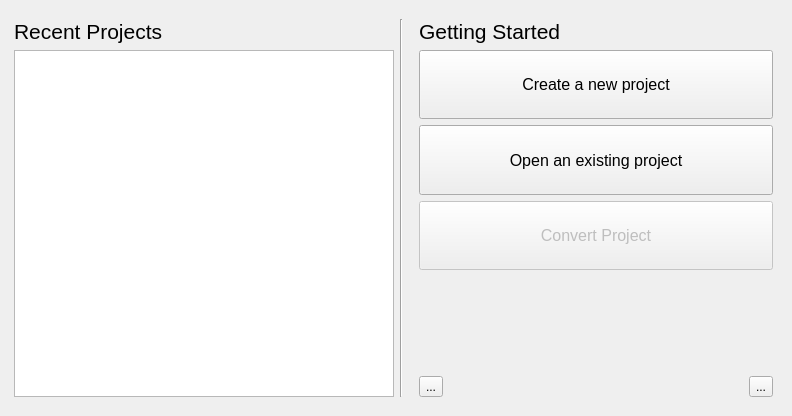
Above: src/noggit/ui/windows/projectSelection/NoggitProjectSelectionWindow.ui from BIGNUTAIRULESTHEWORLD/noggit-Azure before the change. Below: the same form after it.
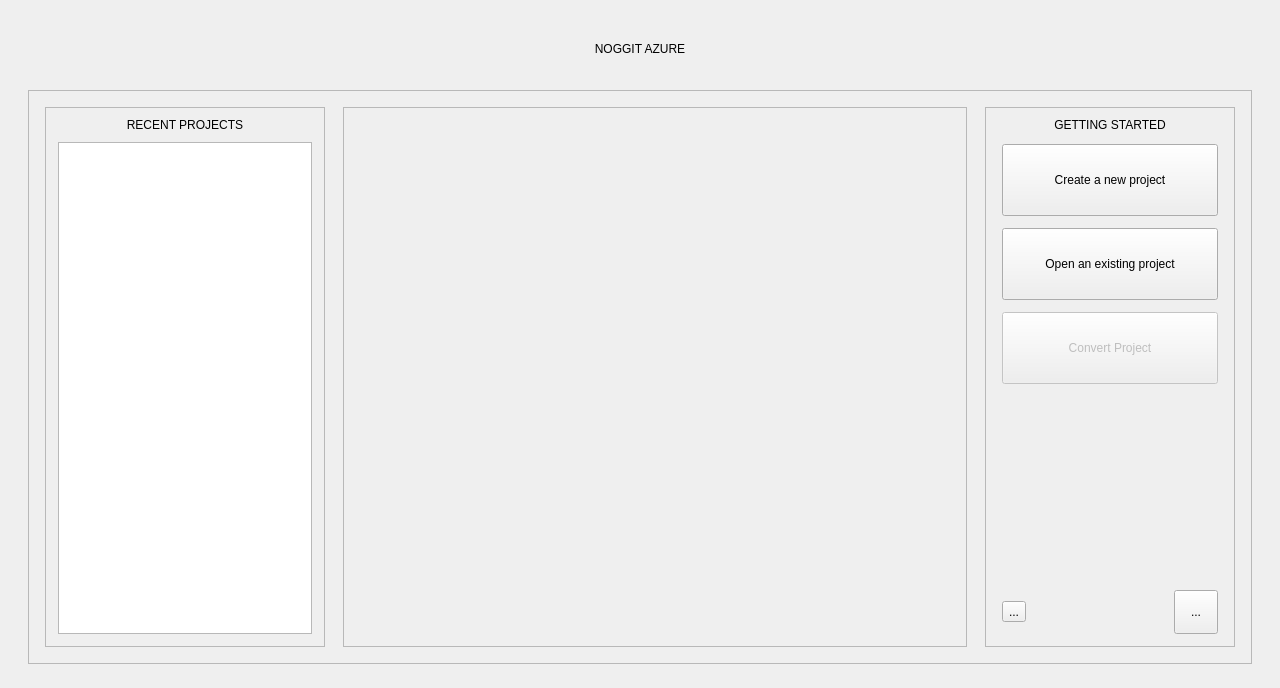
That is the form after the change. Icons and pictures are not drawn.

Commit message: Update Noggit Azure tools and rendering

```diff
--- a/src/noggit/ui/windows/projectSelection/NoggitProjectSelectionWindow.ui
+++ b/src/noggit/ui/windows/projectSelection/NoggitProjectSelectionWindow.ui
@@ -9,10 +9,16 @@
    <rect>
     <x>0</x>
     <y>0</y>
-    <width>792</width>
-    <height>416</height>
+    <width>1280</width>
+    <height>688</height>
    </rect>
   </property>
+  <property name="minimumSize">
+   <size>
+    <width>1200</width>
+    <height>645</height>
+   </size>
+  </property>
   <property name="windowTitle">
    <string>Noggit Red Project Selection</string>
   </property>
@@ -22,177 +28,210 @@
    </iconset>
   </property>
   <widget class="QWidget" name="centralwidget">
-   <layout class="QVBoxLayout" name="verticalLayout_3">
+   <layout class="QVBoxLayout" name="rootLayout">
+    <property name="spacing">
+     <number>12</number>
+    </property>
+    <property name="leftMargin">
+     <number>28</number>
+    </property>
+    <property name="topMargin">
+     <number>20</number>
+    </property>
+    <property name="rightMargin">
+     <number>28</number>
+    </property>
+    <property name="bottomMargin">
+     <number>24</number>
+    </property>
+    <item alignment="Qt::AlignHCenter">
+     <widget class="QLabel" name="titlePlaque">
+      <property name="minimumSize">
+       <size>
+        <width>340</width>
+        <height>58</height>
+       </size>
+      </property>
+      <property name="maximumSize">
+       <size>
+        <width>420</width>
+        <height>58</height>
+       </size>
+      </property>
+      <property name="text">
+       <string>NOGGIT AZURE</string>
+      </property>
+      <property name="alignment">
+       <set>Qt::AlignCenter</set>
+      </property>
+     </widget>
+    </item>
     <item>
-     <layout class="QHBoxLayout" name="horizontalLayout">
-      <property name="topMargin">
-       <number>10</number>
+     <widget class="QFrame" name="mainFrame">
+      <property name="frameShape">
+       <enum>QFrame::StyledPanel</enum>
       </property>
-      <property name="bottomMargin">
-       <number>10</number>
-      </property>
-      <item>
-       <spacer name="horizontalSpacer">
-        <property name="orientation">
-         <enum>Qt::Horizontal</enum>
-        </property>
-        <property name="sizeType">
-         <enum>QSizePolicy::Fixed</enum>
-        </property>
-        <property name="sizeHint" stdset="0">
-         <size>
-          <width>5</width>
-          <height>5</height>
-         </size>
-        </property>
-       </spacer>
-      </item>
-      <item>
-       <layout class="QVBoxLayout" name="verticalLayout_2">
-        <item>
-         <widget class="QLabel" name="label">
-          <property name="sizePolicy">
-           <sizepolicy hsizetype="Fixed" vsizetype="Fixed">
-            <horstretch>0</horstretch>
-            <verstretch>0</verstretch>
-           </sizepolicy>
+      <layout class="QHBoxLayout" name="contentLayout">
+       <property name="spacing">
+        <number>18</number>
+       </property>
+       <property name="leftMargin">
+        <number>16</number>
+       </property>
+       <property name="topMargin">
+        <number>16</number>
+       </property>
+       <property name="rightMargin">
+        <number>16</number>
+       </property>
+       <property name="bottomMargin">
+        <number>16</number>
+       </property>
+       <item>
+       <widget class="QFrame" name="recentPanel">
+         <property name="minimumSize">
+          <size>
+           <width>250</width>
+           <height>0</height>
+          </size>
+         </property>
+         <property name="maximumSize">
+          <size>
+           <width>280</width>
+           <height>16777215</height>
+          </size>
+         </property>
+         <property name="frameShape">
+          <enum>QFrame::StyledPanel</enum>
+         </property>
+         <layout class="QVBoxLayout" name="recentLayout">
+          <property name="spacing">
+           <number>10</number>
           </property>
-          <property name="font">
-           <font>
-            <pointsize>16</pointsize>
-           </font>
+          <property name="leftMargin">
+           <number>12</number>
           </property>
-          <property name="text">
-           <string>Recent Projects</string>
+          <property name="topMargin">
+           <number>10</number>
           </property>
-         </widget>
-        </item>
-        <item>
-         <widget class="QListWidget" name="listView">
-          <property name="sizePolicy">
-           <sizepolicy hsizetype="Fixed" vsizetype="Preferred">
-            <horstretch>0</horstretch>
-            <verstretch>0</verstretch>
-           </sizepolicy>
+          <property name="rightMargin">
+           <number>12</number>
           </property>
-          <property name="minimumSize">
-           <size>
-            <width>380</width>
-            <height>0</height>
-           </size>
+          <property name="bottomMargin">
+           <number>12</number>
           </property>
-         </widget>
-        </item>
-       </layout>
+          <item>
+           <widget class="QLabel" name="label">
+            <property name="text">
+             <string>RECENT PROJECTS</string>
+            </property>
+            <property name="alignment">
+             <set>Qt::AlignCenter</set>
+            </property>
+           </widget>
+          </item>
+          <item>
+           <widget class="QListWidget" name="listView">
+            <property name="horizontalScrollBarPolicy">
+             <enum>Qt::ScrollBarAlwaysOff</enum>
+            </property>
+            <property name="selectionMode">
+             <enum>QAbstractItemView::SingleSelection</enum>
+            </property>
+            <property name="spacing">
+             <number>8</number>
+            </property>
+           </widget>
+          </item>
+         </layout>
+       </widget>
       </item>
       <item>
-       <widget class="Line" name="line">
-        <property name="orientation">
-         <enum>Qt::Vertical</enum>
+       <widget class="QFrame" name="heroWindow">
+        <property name="minimumSize">
+         <size>
+          <width>280</width>
+          <height>0</height>
+         </size>
         </property>
+        <property name="sizePolicy">
+         <sizepolicy hsizetype="Expanding" vsizetype="Expanding">
+          <horstretch>1</horstretch>
+          <verstretch>0</verstretch>
+         </sizepolicy>
+        </property>
+        <property name="frameShape">
+         <enum>QFrame::StyledPanel</enum>
+        </property>
        </widget>
       </item>
       <item>
-       <layout class="QVBoxLayout" name="verticalLayout">
-        <property name="sizeConstraint">
-         <enum>QLayout::SetFixedSize</enum>
+       <widget class="QFrame" name="actionsPanel">
+        <property name="minimumSize">
+         <size>
+          <width>250</width>
+          <height>0</height>
+         </size>
         </property>
-        <property name="leftMargin">
-         <number>0</number>
+        <property name="maximumSize">
+         <size>
+          <width>280</width>
+          <height>16777215</height>
+         </size>
         </property>
-        <item>
-         <layout class="QVBoxLayout" name="verticalLayout_4">
+         <property name="frameShape">
+          <enum>QFrame::StyledPanel</enum>
+         </property>
+         <layout class="QVBoxLayout" name="actionsLayout">
+          <property name="spacing">
+           <number>12</number>
+          </property>
           <property name="leftMargin">
+           <number>16</number>
+          </property>
+          <property name="topMargin">
            <number>10</number>
           </property>
           <property name="rightMargin">
-           <number>10</number>
+           <number>16</number>
+          </property>
+          <property name="bottomMargin">
+           <number>12</number>
           </property>
           <item>
            <widget class="QLabel" name="label_2">
-            <property name="sizePolicy">
-             <sizepolicy hsizetype="Preferred" vsizetype="Fixed">
-              <horstretch>0</horstretch>
-              <verstretch>0</verstretch>
-             </sizepolicy>
-            </property>
-            <property name="font">
-             <font>
-              <pointsize>16</pointsize>
-             </font>
-            </property>
-            <property name="acceptDrops">
-             <bool>false</bool>
-            </property>
             <property name="text">
-             <string>Getting Started</string>
+             <string>GETTING STARTED</string>
             </property>
-            <property name="wordWrap">
-             <bool>false</bool>
+            <property name="alignment">
+             <set>Qt::AlignCenter</set>
             </property>
            </widget>
           </item>
           <item>
            <widget class="QPushButton" name="button_create_new_project">
-            <property name="sizePolicy">
-             <sizepolicy hsizetype="Preferred" vsizetype="Preferred">
-              <horstretch>0</horstretch>
-              <verstretch>0</verstretch>
-             </sizepolicy>
-            </property>
-            <property name="font">
-             <font>
-              <pointsize>12</pointsize>
-             </font>
+            <property name="minimumSize">
+             <size>
+              <width>0</width>
+              <height>72</height>
+             </size>
             </property>
             <property name="text">
              <string>Create a new project</string>
             </property>
-            <property name="iconSize">
-             <size>
-              <width>64</width>
-              <height>64</height>
-             </size>
-            </property>
-            <property name="checkable">
-             <bool>false</bool>
-            </property>
            </widget>
           </item>
           <item>
            <widget class="QPushButton" name="button_open_existing_project">
-            <property name="enabled">
-             <bool>true</bool>
-            </property>
-            <property name="sizePolicy">
-             <sizepolicy hsizetype="Preferred" vsizetype="Preferred">
-              <horstretch>0</horstretch>
-              <verstretch>0</verstretch>
-             </sizepolicy>
-            </property>
-            <property name="font">
-             <font>
-              <pointsize>12</pointsize>
-             </font>
-            </property>
-            <property name="acceptDrops">
-             <bool>false</bool>
-            </property>
-            <property name="autoFillBackground">
-             <bool>false</bool>
+            <property name="minimumSize">
+             <size>
+              <width>0</width>
+              <height>72</height>
+             </size>
             </property>
             <property name="text">
              <string>Open an existing project</string>
             </property>
-            <property name="iconSize">
-             <size>
-              <width>64</width>
-              <height>64</height>
-             </size>
-            </property>
-            <property name="checkable">
-             <bool>false</bool>
-            </property>
            </widget>
           </item>
           <item>
@@ -200,29 +239,15 @@
             <property name="enabled">
              <bool>false</bool>
             </property>
-            <property name="sizePolicy">
-             <sizepolicy hsizetype="Preferred" vsizetype="Preferred">
-              <horstretch>0</horstretch>
-              <verstretch>0</verstretch>
-             </sizepolicy>
-            </property>
-            <property name="font">
-             <font>
-              <pointsize>12</pointsize>
-             </font>
+            <property name="minimumSize">
+             <size>
+              <width>0</width>
+              <height>72</height>
+             </size>
             </property>
             <property name="text">
              <string>Convert Project</string>
             </property>
-            <property name="iconSize">
-             <size>
-              <width>64</width>
-              <height>64</height>
-             </size>
-            </property>
-            <property name="checkable">
-             <bool>false</bool>
-            </property>
            </widget>
           </item>
           <item>
@@ -230,19 +255,16 @@
             <property name="orientation">
              <enum>Qt::Vertical</enum>
             </property>
-            <property name="sizeType">
-             <enum>QSizePolicy::Fixed</enum>
-            </property>
             <property name="sizeHint" stdset="0">
              <size>
               <width>20</width>
-              <height>100</height>
+              <height>40</height>
              </size>
             </property>
            </spacer>
           </item>
           <item>
-           <layout class="QHBoxLayout" name="horizontalLayout_2">
+           <layout class="QHBoxLayout" name="footerLayout">
             <item>
              <widget class="QToolButton" name="changelog_button">
               <property name="text">
@@ -255,9 +277,6 @@
               <property name="orientation">
                <enum>Qt::Horizontal</enum>
               </property>
-              <property name="sizeType">
-               <enum>QSizePolicy::Expanding</enum>
-              </property>
               <property name="sizeHint" stdset="0">
                <size>
                 <width>40</width>
@@ -268,6 +287,12 @@
             </item>
             <item>
              <widget class="QToolButton" name="settings_button">
+              <property name="minimumSize">
+               <size>
+                <width>44</width>
+                <height>44</height>
+               </size>
+              </property>
               <property name="text">
                <string>...</string>
               </property>
@@ -276,10 +301,10 @@
            </layout>
           </item>
          </layout>
-        </item>
-       </layout>
-      </item>
-     </layout>
+        </widget>
+       </item>
+      </layout>
+     </widget>
     </item>
    </layout>
   </widget>
```
Left out of the diff: 4 changed lines with no effect on the pictures. The commit also changes 130 other files.
